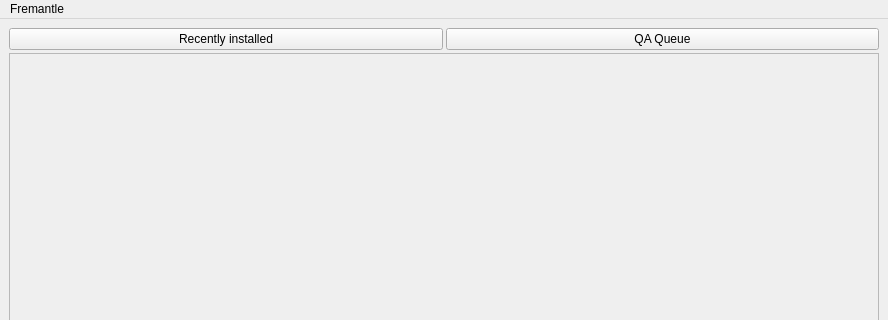
The window that src/main.ui (achipa/keepitsimpletester) describes before a commit, drawn with Qt 5; both pictures show x 0 to 888 and y 0 to 320 of the 888 by 704 pixel window.
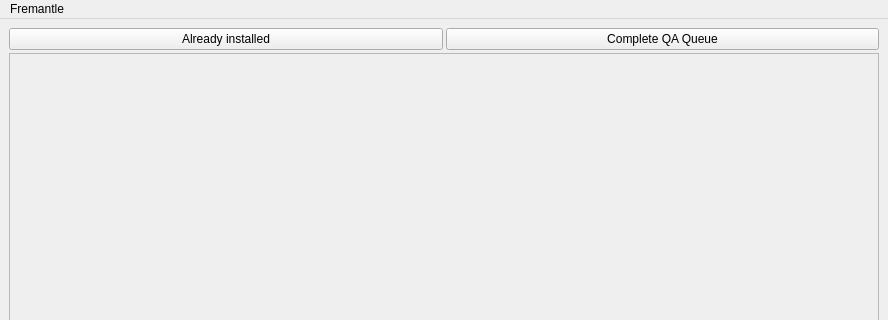
The same window after the commit.

Commit message: vote dialog fixed (as in now it shows properly, not that it works) added thumb up/down resrources recently installed => already installed (not that it works ;) added browser integration parser fix for packages already voted on (yeah, the styling is meh)

```diff
--- a/src/main.ui
+++ b/src/main.ui
@@ -26,7 +26,7 @@
       <item>
        <widget class="QPushButton" name="recentButton">
         <property name="text">
-         <string>Recently installed</string>
+         <string>Already installed</string>
         </property>
         <property name="checkable">
          <bool>true</bool>
@@ -39,7 +39,7 @@
       <item>
        <widget class="QPushButton" name="queueButton">
         <property name="text">
-         <string>QA Queue</string>
+         <string>Complete QA Queue</string>
         </property>
         <property name="checkable">
          <bool>true</bool>
```
The commit also changes 11 other files.
